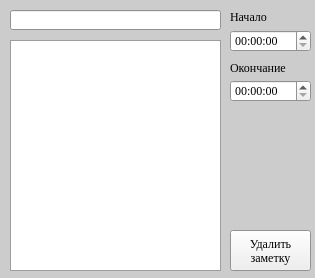
Before: the Qt Designer form gui/note.ui in NoValeria/organiser, drawn with Qt 5.
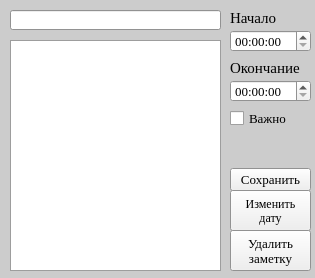
After: the same form once the commit is applied.

What changed in the file:
```diff
--- a/gui/note.ui
+++ b/gui/note.ui
@@ -99,10 +99,15 @@
     <rect>
      <x>230</x>
      <y>10</y>
-     <width>47</width>
-     <height>13</height>
+     <width>71</width>
+     <height>16</height>
     </rect>
    </property>
+   <property name="font">
+    <font>
+     <pointsize>11</pointsize>
+    </font>
+   </property>
    <property name="text">
     <string>Начало</string>
    </property>
@@ -112,10 +117,15 @@
     <rect>
      <x>230</x>
      <y>60</y>
-     <width>61</width>
+     <width>71</width>
      <height>16</height>
     </rect>
    </property>
+   <property name="font">
+    <font>
+     <pointsize>11</pointsize>
+    </font>
+   </property>
    <property name="text">
     <string>Окончание</string>
    </property>
@@ -129,6 +139,11 @@
      <height>22</height>
     </rect>
    </property>
+   <property name="font">
+    <font>
+     <pointsize>10</pointsize>
+    </font>
+   </property>
   </widget>
   <widget class="QTimeEdit" name="end_spinner">
    <property name="geometry">
@@ -139,6 +154,12 @@
      <height>22</height>
     </rect>
    </property>
+   <property name="font">
+    <font>
+     <family>Times New Roman</family>
+     <pointsize>10</pointsize>
+    </font>
+   </property>
   </widget>
   <widget class="QLineEdit" name="title_line_edit">
    <property name="geometry">
@@ -169,11 +190,67 @@
      <height>41</height>
     </rect>
    </property>
+   <property name="font">
+    <font>
+     <family>Times New Roman</family>
+     <pointsize>10</pointsize>
+    </font>
+   </property>
    <property name="text">
     <string>Удалить
 заметку</string>
    </property>
   </widget>
+  <widget class="QPushButton" name="save_button">
+   <property name="geometry">
+    <rect>
+     <x>230</x>
+     <y>168</y>
+     <width>81</width>
+     <height>23</height>
+    </rect>
+   </property>
+   <property name="font">
+    <font>
+     <pointsize>10</pointsize>
+    </font>
+   </property>
+   <property name="text">
+    <string>Сохранить</string>
+   </property>
+  </widget>
+  <widget class="QPushButton" name="change_date_button">
+   <property name="geometry">
+    <rect>
+     <x>230</x>
+     <y>190</y>
+     <width>81</width>
+     <height>41</height>
+    </rect>
+   </property>
+   <property name="text">
+    <string>Изменить
+дату</string>
+   </property>
+  </widget>
+  <widget class="QCheckBox" name="important_check_box">
+   <property name="geometry">
+    <rect>
+     <x>230</x>
+     <y>110</y>
+     <width>70</width>
+     <height>17</height>
+    </rect>
+   </property>
+   <property name="font">
+    <font>
+     <pointsize>10</pointsize>
+    </font>
+   </property>
+   <property name="text">
+    <string>Важно</string>
+   </property>
+  </widget>
  </widget>
  <resources/>
  <connections/>
```
Left out of the diff: 39 changed lines with no effect on the pictures.
